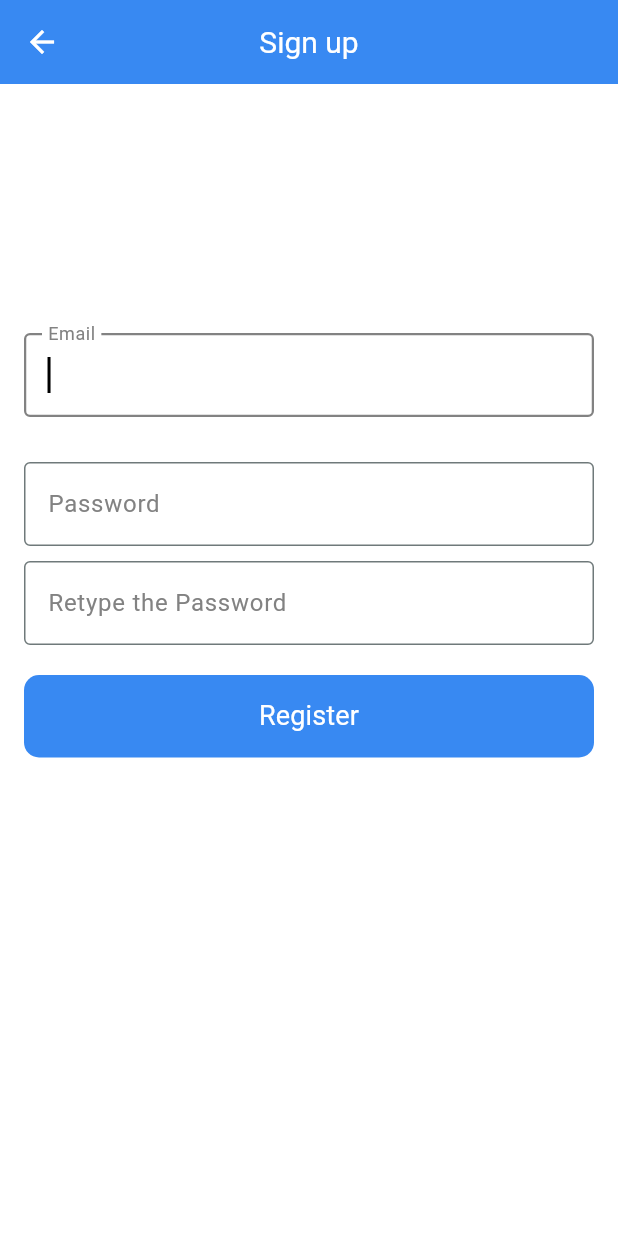
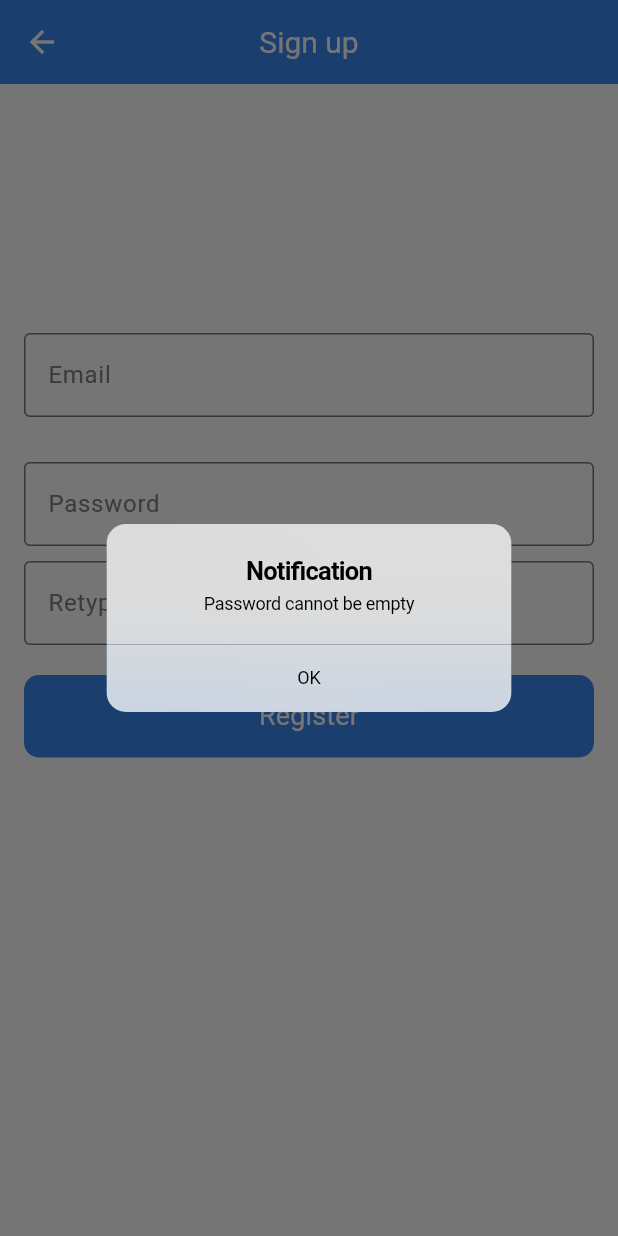
Before and after one commit to lhkun123/6806CapstoneFE, a Flutter app: the SignUpHttp screen opened by its route, after a tap on "Register", on a phone screen of 412 x 824 dp. Run offline on Flutter 3.47's test engine with Material 3 defaults, Android fonts, the light colour scheme and no system bars; our stand-ins replace carousel_slider, device_preview, dio, flutter_datetime_picker_plus, flutter_slidable, flutter_svg and 6 more; missing offline and left inert: dart:ffi, flutter_star.

Commit message:
Registration Notification & Loading logo

```diff
--- a/frontend/lib/project/views/auth/sign_up.dart
+++ b/frontend/lib/project/views/auth/sign_up.dart
@@ -42,7 +42,6 @@ class _SignUpState extends State<SignUpHttp> {
   };
   void _register() async {
     await apiRequest.postRequest(query).then((response) {
-      print(response.data);
       if (response.data["msg"] == "Success!") {
         _showDialog('You have been successfully registered as a new user');
       }else{
@@ -109,7 +108,6 @@ class _SignUpState extends State<SignUpHttp> {
                     errorStyle: AppStyle.errorFont,
                   ),
                   obscureText: true,
-                  validator: (value) => Validator.validatePassword(value),
                 ),
                 const SizedBox(height: 10.0),
                 TextFormField(
@@ -127,16 +125,19 @@ class _SignUpState extends State<SignUpHttp> {
                     errorStyle: AppStyle.errorFont,
                   ),
                   obscureText: true,
-                  validator: (value) => Validator.validatePassword(value),
 
                 ),
                 const SizedBox(height: 20.0),
                 TextButton(
                   onPressed: () async {
                     if (Validator.validatePasswordsMatch(_passwordController.text.trim(),_confirmPasswordController.text.trim())!=null) {
-                      ScaffoldMessenger.of(context)
-                          .showSnackBar(
-                          const SnackBar(content: Text('Passwords do NOT match!')));
+                      _showDialog('Passwords do NOT match!');
+
+                    }else if(Validator.validatePassword(_passwordController.text.trim())=="Password cannot be empty"){
+                      _showDialog("Password cannot be empty");
+                    }
+                    else if(Validator.validatePassword(_passwordController.text.trim())=='Password must be at least 6 characters long'){
+                      _showDialog('Password must be at least 6 characters long');
                     }
                     else{
                       _register();
```
Also changed, not shown: frontend/lib/project/util/validate.dart (+0 -9 lines), frontend/lib/project/views/weather/weather_detail.dart (+5 -5 lines).
